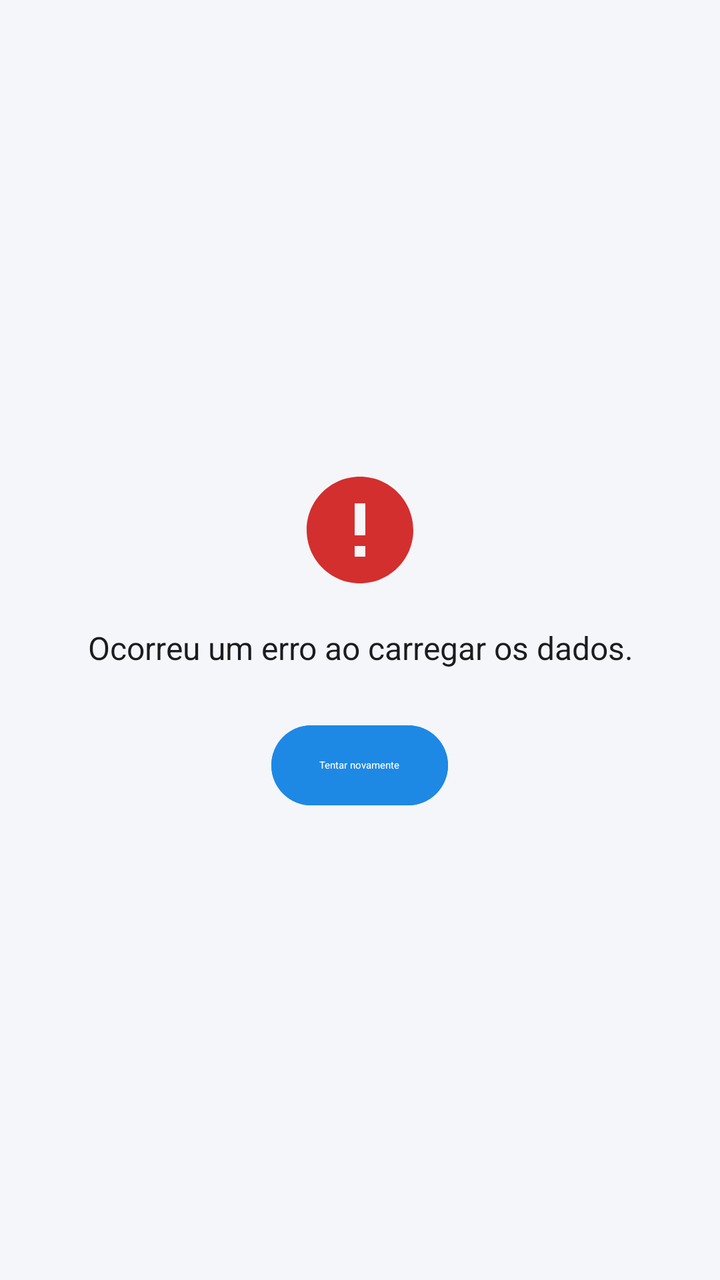
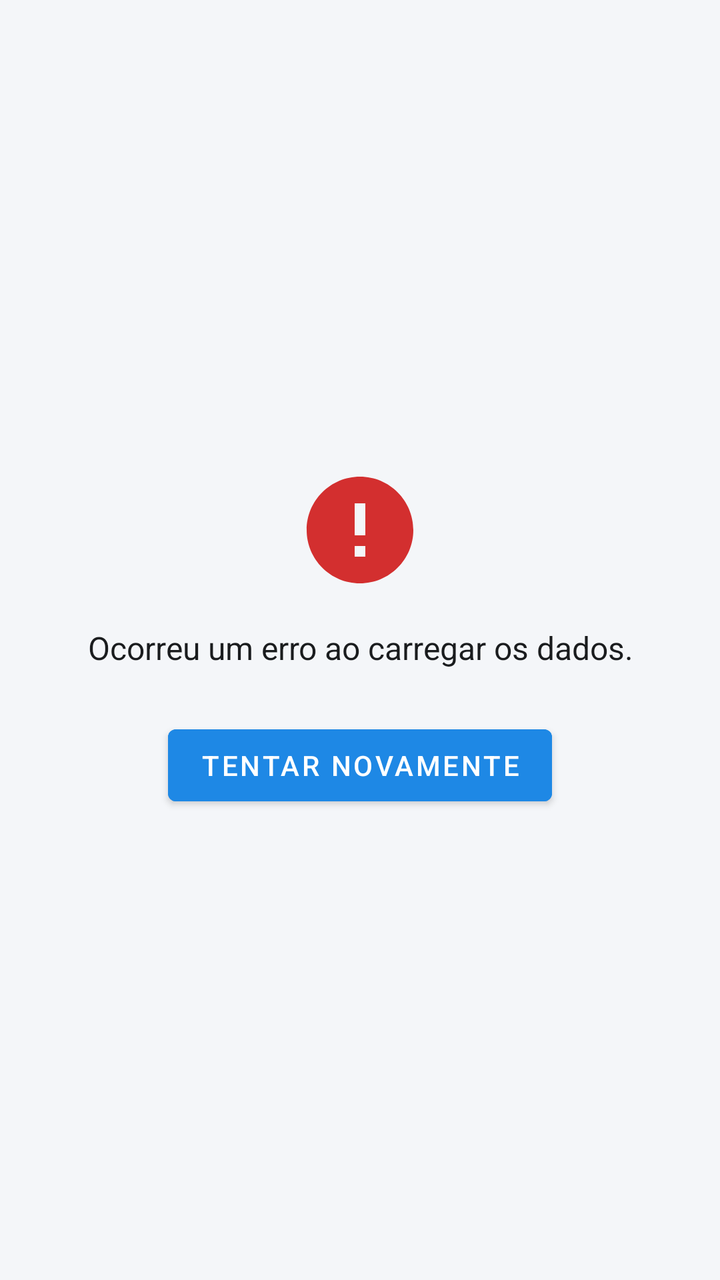

An Android layout rendered at two revisions. The XML below is the earlier revision; the diff shows what the commit changed to produce the second picture.
<!-- AndroidManifest.xml: application theme Theme.TechEvents -->
<!-- res/layout/layout_error_state.xml -->
<?xml version="1.0" encoding="utf-8"?>
<layout xmlns:android="http://schemas.android.com/apk/res/android"
    xmlns:app="http://schemas.android.com/apk/res-auto">

    <LinearLayout
        android:id="@+id/containerErrorState"
        android:layout_width="match_parent"
        android:layout_height="match_parent"
        android:gravity="center"
        android:orientation="vertical"
        android:padding="32dp">

        <ImageView
            android:layout_width="64dp"
            android:layout_height="64dp"
            android:contentDescription="@string/error_generic"
            android:src="@drawable/ic_error_state" />

        <TextView
            android:id="@+id/tvErrorMessage"
            android:layout_width="wrap_content"
            android:layout_height="wrap_content"
            android:layout_marginTop="16dp"
            android:gravity="center"
            android:text="@string/error_generic"
            android:textColor="@color/text_primary"
            android:textSize="16sp" />

        <com.google.android.material.button.MaterialButton
            android:id="@+id/btnErrorRetry"
            style="@style/Widget.Material3.Button"
            android:layout_width="wrap_content"
            android:layout_height="wrap_content"
            android:layout_marginTop="24dp"
            android:backgroundTint="@color/primary_blue"
            android:text="@string/retry"
            android:textColor="@color/white" />

    </LinearLayout>
</layout>
<!-- resources referenced by this layout -->
<resources>
  <color name="primary_blue">#1E88E5</color>
  <color name="text_primary">#1A1C1E</color>
  <color name="white">#FFFFFF</color>
  <!-- drawable ic_error_state (drawable) -->
  <?xml version="1.0" encoding="utf-8"?>
  <vector xmlns:android="http://schemas.android.com/apk/res/android"
      android:width="64dp"
      android:height="64dp"
      android:viewportWidth="24"
      android:viewportHeight="24">
      <path
          android:fillColor="@color/error_red"
          android:pathData="M12,2C6.48,2 2,6.48 2,12s4.48,10 10,10 10,-4.48 10,-10S17.52,2 12,2zM13,17h-2v-2h2v2zM13,13h-2L11,7h2v6z"/>
  </vector>
  <string name="error_generic">Ocorreu um erro ao carregar os dados.</string>
  <string name="retry">Tentar novamente</string>
  <style name="Theme.TechEvents" parent="Theme.MaterialComponents.DayNight.NoActionBar">
          <item name="colorPrimary">@color/primary_blue</item>
          <item name="colorOnPrimary">@color/white</item>
          <item name="colorPrimaryContainer">@color/primary_blue_light</item>
          <item name="colorSecondary">@color/secondary_purple</item>
          <item name="colorOnSecondary">@color/white</item>
          <item name="colorSecondaryContainer">@color/secondary_purple_light</item>
          <item name="android:statusBarColor">@color/primary_blue_dark</item>
          <item name="android:windowBackground">@color/background_light</item>
          <item name="windowActionBar">false</item>
          <item name="windowNoTitle">true</item>
      </style>
  <color name="error_red">#D32F2F</color>
  <color name="primary_blue_light">#E3F2FD</color>
  <color name="secondary_purple">#7B1FA2</color>
  <color name="secondary_purple_light">#F3E5F5</color>
  <color name="primary_blue_dark">#1565C0</color>
  <color name="background_light">#F4F6F9</color>
</resources>

<!-- the commit's change to res/layout/layout_error_state.xml (unified diff, before → after) -->
@@ -28,7 +28,7 @@
 
         <com.google.android.material.button.MaterialButton
             android:id="@+id/btnErrorRetry"
-            style="@style/Widget.Material3.Button"
+            style="@style/Widget.MaterialComponents.Button"
             android:layout_width="wrap_content"
             android:layout_height="wrap_content"
             android:layout_marginTop="24dp"
